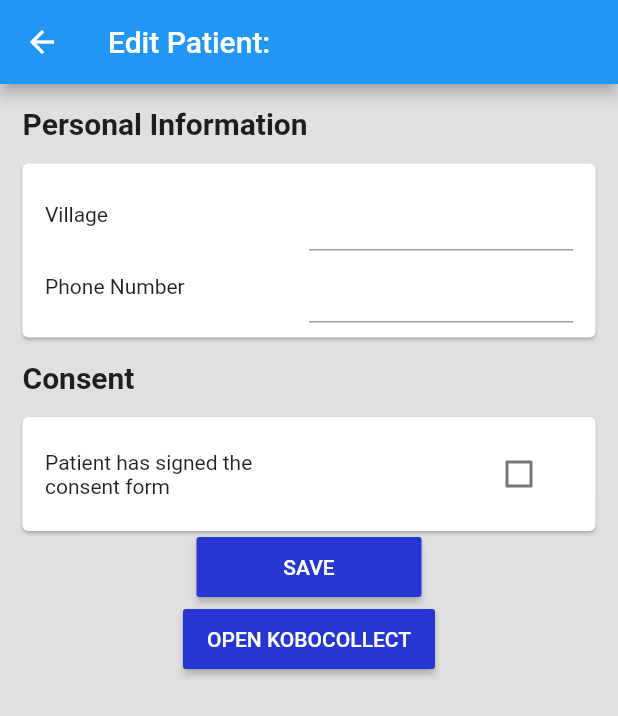
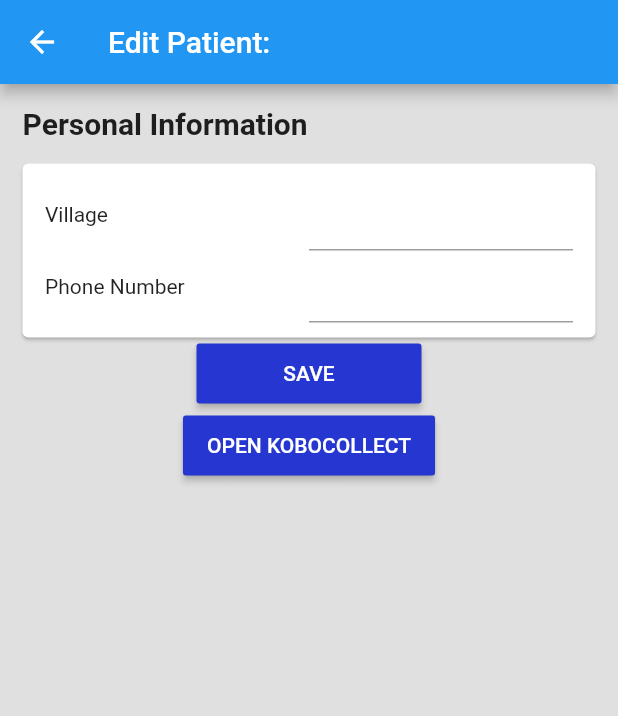
Before and after one commit to chrisly-bear/PEBRApp, a Flutter app: the NewOrEditPatientScreen screen opened directly with empty values, on a phone screen of 412 x 824 dp. Shown: the top 716 px of the screen. Run offline on Flutter 3.47's test engine with Material 2 defaults, Android fonts, the phone set to English and light mode, and no system bars; our stand-ins replace flushbar, shared_preferences, sqflite; accounts and stored records are empty.

Commit message:
Show 'consent given' card only when creating a new patient (but not when editing a patient).

```diff
--- a/lib/screens/NewOrEditPatientScreen.dart
+++ b/lib/screens/NewOrEditPatientScreen.dart
@@ -133,8 +133,8 @@ class _NewOrEditPatientFormState extends State<_NewOrEditPatientForm> {
           children: [
             _buildTitle('Personal Information'),
             _personalInformationCard(),
-            _buildTitle('Consent'),
-            _consentCard(),
+            _editModeOn ? Container() : _buildTitle('Consent'),
+            _editModeOn ? Container() : _consentCard(),
             Row(mainAxisAlignment: MainAxisAlignment.center, children: [
               SizedButton(
                 'Save',
```
